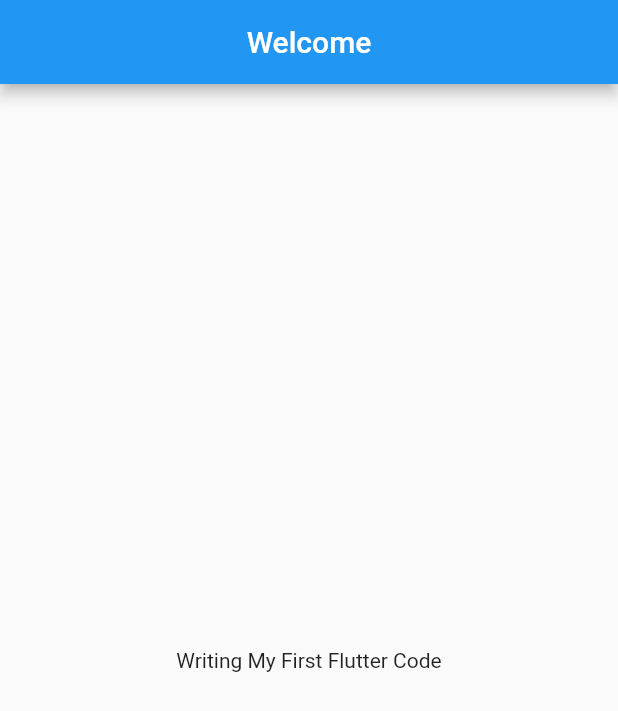
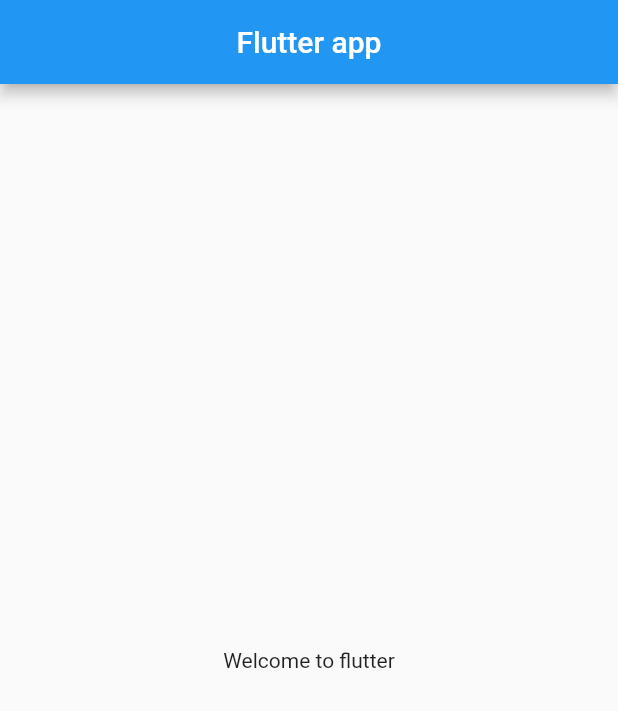
Before and after one commit to maazjnr/First-Flutter-App, a Flutter app: the screen it shows after launch, on a phone screen of 412 x 824 dp. Shown: the top 711 px of the screen. Run offline on Flutter 3.47's test engine with Material 2 defaults, Android fonts, the phone set to English and light mode, and no system bars.

Commit message:
Flutter Demo

```diff
--- a/lib/main.dart
+++ b/lib/main.dart
@@ -15,7 +15,7 @@ class MyApp extends StatelessWidget {
       theme: ThemeData(
         primarySwatch: Colors.blue,
       ),
-      home: const LoginPage(),
+      home: const LoginPage() ,
     );
   }
 }
@@ -27,10 +27,11 @@ class LoginPage extends StatelessWidget {
   Widget build(BuildContext context) {
     return Scaffold(
       appBar: AppBar(
-        title: const Text('Welcome'),
+        title: const Text('Flutter app'),
         centerTitle: true,
       ),
-      body: const Center(child: Text('Writing My First Flutter Code')),
+
+      body: const Center(child: Text('Welcome to flutter')),
     );
   }
 }
```
